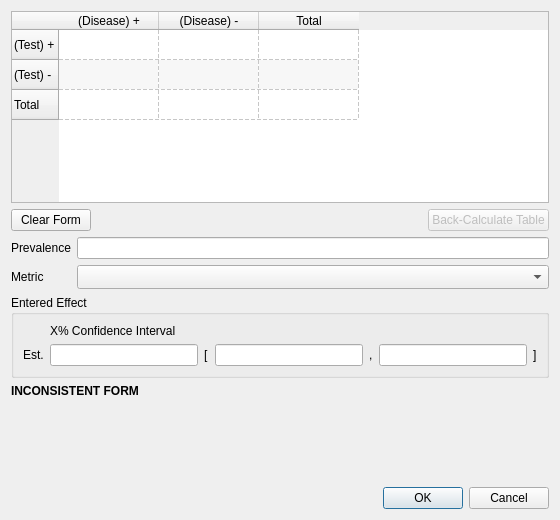
Above: src/rc_metastudio/forms/diagnostic_data_form.ui from AliSalman-et-al/openmeta-analyst-community before the change. Below: the same form after it.
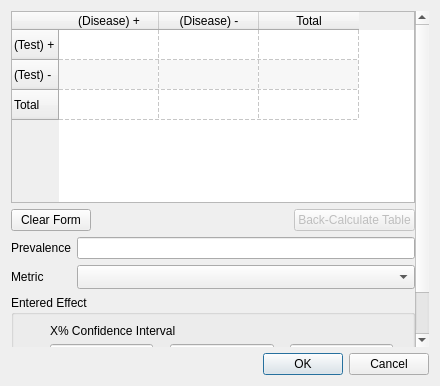
That is the form after the change. Icons and pictures are not drawn.

What changed in the file:
```diff
--- a/src/rc_metastudio/forms/diagnostic_data_form.ui
+++ b/src/rc_metastudio/forms/diagnostic_data_form.ui
@@ -2,7 +2,7 @@
 <ui version="4.0">
  <class>DiagnosticDataForm</class>
  <widget class="QDialog" name="DiagnosticDataForm">
-  <property name="geometry"><rect><x>0</x><y>0</y><width>560</width><height>520</height></rect></property>
+  <property name="geometry"><rect><x>0</x><y>0</y><width>0</width><height>0</height></rect></property>
   <property name="windowTitle"><string>Diagnostic Data</string></property>
   <property name="windowIcon"><iconset><normaloff>:/misc/meta.png</normaloff>:/misc/meta.png</iconset></property>
   <layout class="QVBoxLayout" name="dialog_layout">
```
